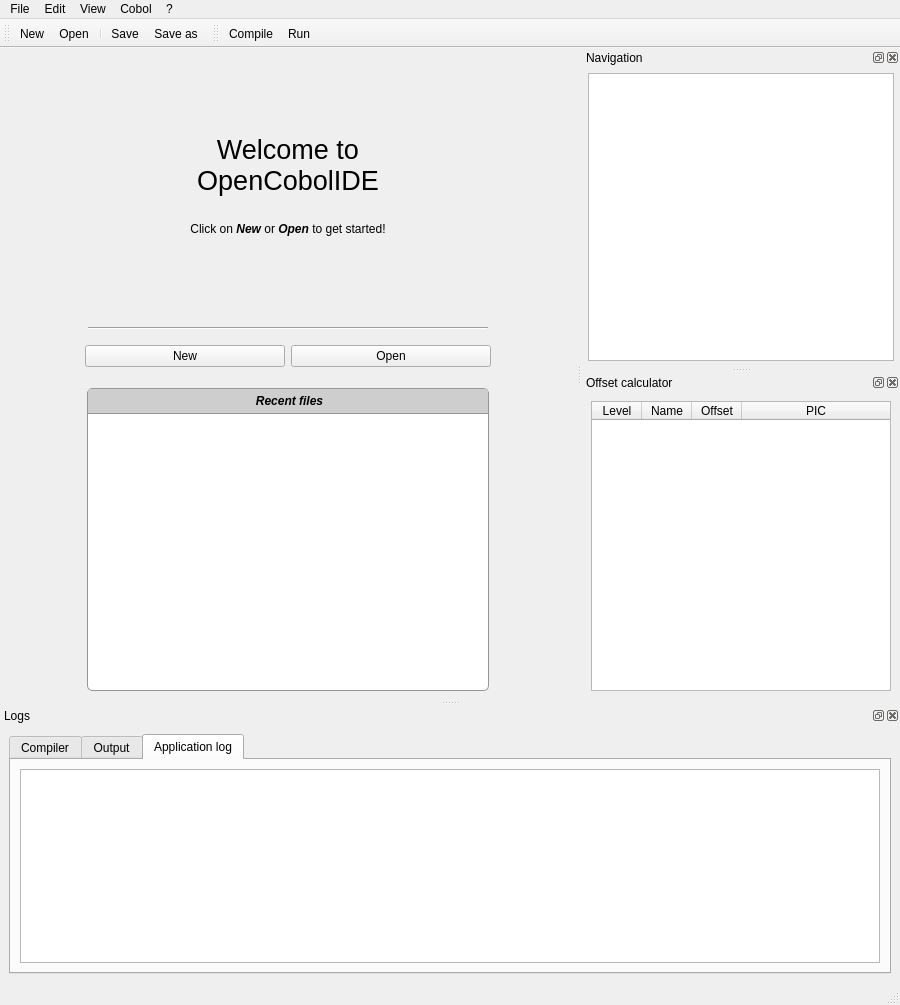
Qt form oci/frontend/ui/ide.ui (OpenCobolIDE/OpenCobolIDE) before a commit.
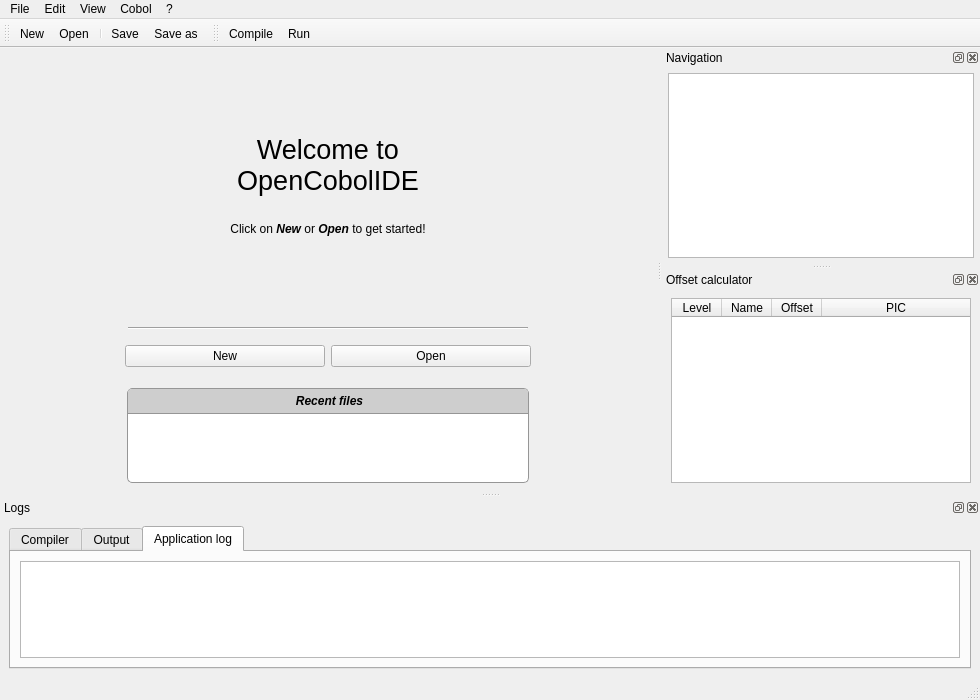
The same form after that commit. Icons and pictures are not drawn. Custom widgets are drawn as their Qt base class.

Commit message:
Improve UI (not more resize when going back to home page)
also show code editor more quickly

Diff of the .ui file:
```diff
--- a/oci/frontend/ui/ide.ui
+++ b/oci/frontend/ui/ide.ui
@@ -6,8 +6,8 @@
    <rect>
     <x>0</x>
     <y>0</y>
-    <width>900</width>
-    <height>1005</height>
+    <width>980</width>
+    <height>700</height>
    </rect>
   </property>
   <property name="minimumSize">
@@ -38,6 +38,19 @@
       </property>
       <widget class="QWidget" name="page">
        <layout class="QVBoxLayout" name="verticalLayout_5">
+        <item>
+         <spacer name="verticalSpacer_2">
+          <property name="orientation">
+           <enum>Qt::Vertical</enum>
+          </property>
+          <property name="sizeHint" stdset="0">
+           <size>
+            <width>20</width>
+            <height>40</height>
+           </size>
+          </property>
+         </spacer>
+        </item>
         <item>
          <layout class="QHBoxLayout" name="horizontalLayout_3">
           <property name="leftMargin">
@@ -339,6 +352,19 @@
           </item>
          </layout>
         </item>
+        <item>
+         <spacer name="verticalSpacer">
+          <property name="orientation">
+           <enum>Qt::Vertical</enum>
+          </property>
+          <property name="sizeHint" stdset="0">
+           <size>
+            <width>20</width>
+            <height>40</height>
+           </size>
+          </property>
+         </spacer>
+        </item>
        </layout>
       </widget>
       <widget class="QWidget" name="page_2">
@@ -482,7 +508,7 @@
     <rect>
      <x>0</x>
      <y>0</y>
-     <width>900</width>
+     <width>980</width>
      <height>27</height>
     </rect>
    </property>
```
The commit also changes 2 other files.
